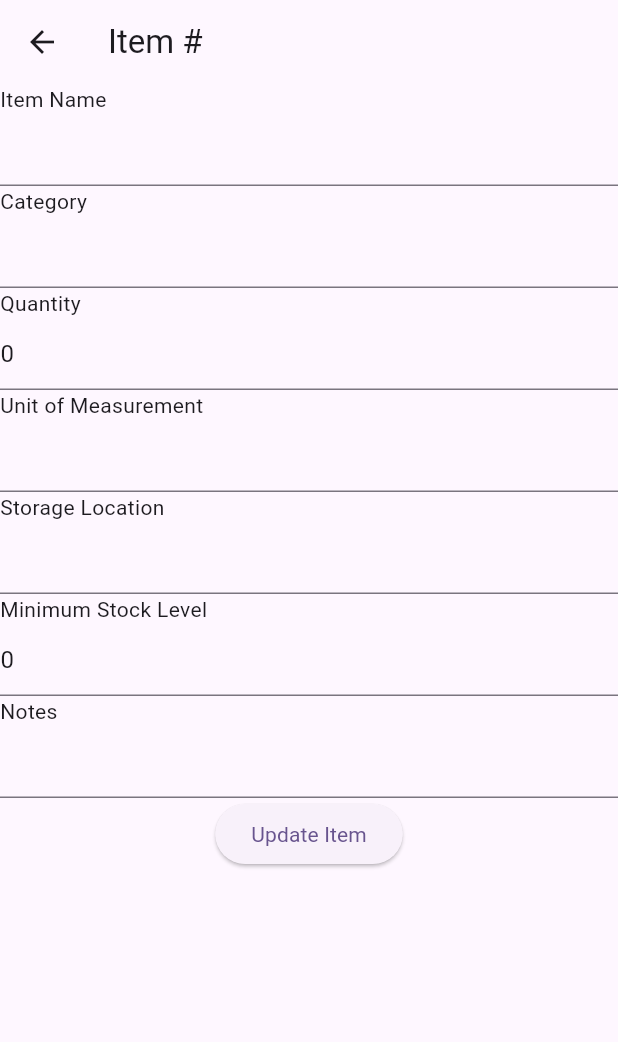
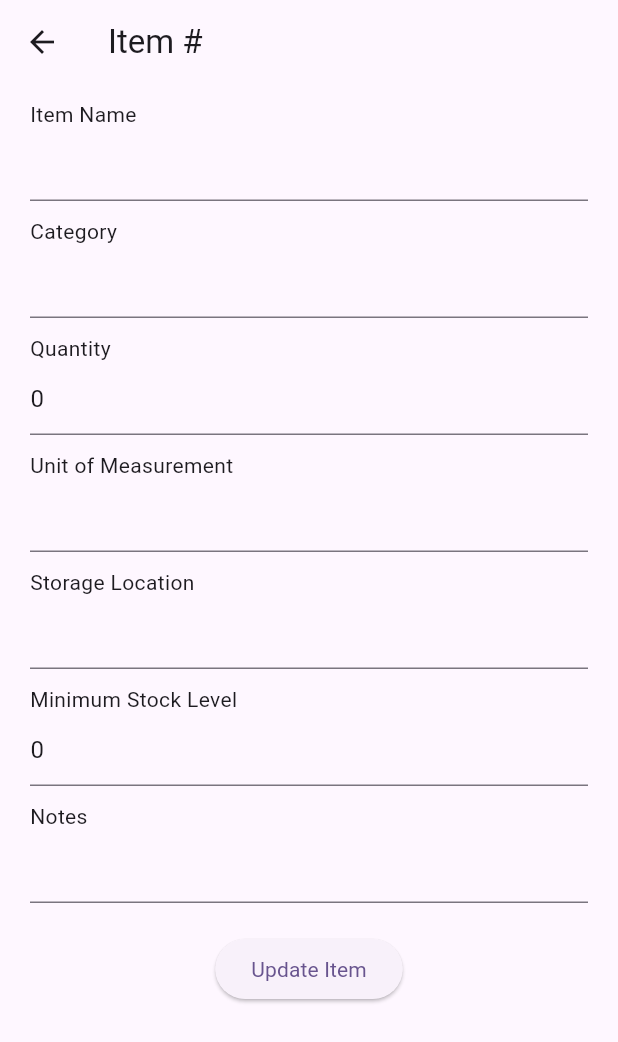
Before and after one commit to JaySitaram/Hotel-Kitchen-Management, a Flutter app: the InventoryDetailView screen opened directly with empty values, on a phone screen of 412 x 824 dp. Shown: the top 1042 px of the screen. Run offline on Flutter 3.47's test engine with Material 3 defaults, Android fonts, the phone set to English and light mode, and no system bars; our stand-ins replace bloc, cloud_firestore, firebase_auth, firebase_core, firebase_messaging, flutter_bloc and 5 more; accounts and stored records are empty; network calls fail.

Commit message:
git commit -m "latest code changes"

```diff
--- a/lib/chef_view/screens/chef_list_view.dart
+++ b/lib/chef_view/screens/chef_list_view.dart
@@ -56,9 +56,9 @@ class ChefOrderManagementScreen extends StatelessWidget {
               onTap: () {
                 _navigateToOrderDetailView(context, data, docId);
               },
-              title: Text("${('order_id'.tr)} : ${data[('order_id'.tr)]}"),
+              title: Text("${('order_id'.tr)} : ${data['Order ID']}"),
               subtitle:
-                  Text('${('order_status'.tr)} : ${data[('order_status'.tr)]}'),
+                  Text('${('order_status'.tr)} : ${data['Order Status']}'),
             );
           },
           itemCount: documents.length,
--- a/lib/inventory_management/screens/inventory_detail_view.dart
+++ b/lib/inventory_management/screens/inventory_detail_view.dart
@@ -21,15 +21,39 @@ class _InventoryDetailViewState extends State<InventoryDetailView> {
         title: Text(
             'Item #${widget.mapItem['item_id']}'), // Replace with a dynamic title if needed
       ),
-      body: Column(
+      body: SingleChildScrollView(
+        child: Container(
+          margin: EdgeInsets.symmetric(horizontal: 20, vertical: 10),
+          child: Column(
             children: [
               _buildListTile('item_name'),
+              SizedBox(
+                height: 10,
+              ),
               _buildListTile('category'),
+              SizedBox(
+                height: 10,
+              ),
               _buildListTile('quantity'),
+              SizedBox(
+                height: 10,
+              ),
               _buildListTile('unit_measure'),
+              SizedBox(
+                height: 10,
+              ),
               _buildListTile('str_location'),
+              SizedBox(
+                height: 10,
+              ),
               _buildListTile('min_stock_level'),
+              SizedBox(
+                height: 10,
+              ),
               _buildListTile('notes'),
+              SizedBox(
+                height: 20,
+              ),
               _buildElevatedButton('update_item'.tr, () {
                 // Trigger update item event
                 // context.read<InventoryBloc>().add(InventoryEvent.updateItem);
@@ -44,6 +68,8 @@ class _InventoryDetailViewState extends State<InventoryDetailView> {
                 });
               }),
             ],
+          ),
+        ),
       ),
     );
   }
--- a/lib/menu_management/screens/menu_detail_view.dart
+++ b/lib/menu_management/screens/menu_detail_view.dart
@@ -19,7 +19,7 @@ class _MenuDetailViewState extends State<MenuDetailView> {
   Widget build(BuildContext context) {
     return Scaffold(
       appBar: AppBar(
-        title: Text('Item #${widget.items['Item ID']}'),
+        title: Text('Item #${widget.items['item_id']}'),
       ),
       body: SingleChildScrollView(
         child: Padding(
@@ -98,7 +98,7 @@ class _MenuDetailViewState extends State<MenuDetailView> {
           controller:
               TextEditingController(text: widget.items[title].toString()),
           onChanged: (value) {
-            widget.items[value] = value;
+            widget.items[title] = value;
             // print('this is >> ${widget.items[title]} $title');
             setState(() {});
           },
--- a/lib/order_management/screens/order_management_view.dart
+++ b/lib/order_management/screens/order_management_view.dart
@@ -62,6 +62,7 @@ class OrderManagementScreen extends StatelessWidget {
 
   Widget buildOrderListItem(
       BuildContext context, String docId, Map<String, dynamic> data) {
+    print('this is >> $data');
     return ListTile(
       onTap: () {
         Navigator.of(context).push(
@@ -71,8 +72,8 @@ class OrderManagementScreen extends StatelessWidget {
           ),
         );
       },
-      title: Text('${'order_id'.tr} : ${data['order_id'.tr]}'),
-      subtitle: Text('${'order_status'.tr} : ${data['order_status'.tr]}'),
+      title: Text('${'order_id'.tr} : ${data['Order ID']}'),
+      subtitle: Text('${'order_status'.tr} : ${data['Order Status']}'),
     );
   }
 }
```
Also changed, not shown: lib/order_management/screens/order_detail_view.dart (+12 -12 lines). Lines whose indentation alone changed are shown as unchanged.
